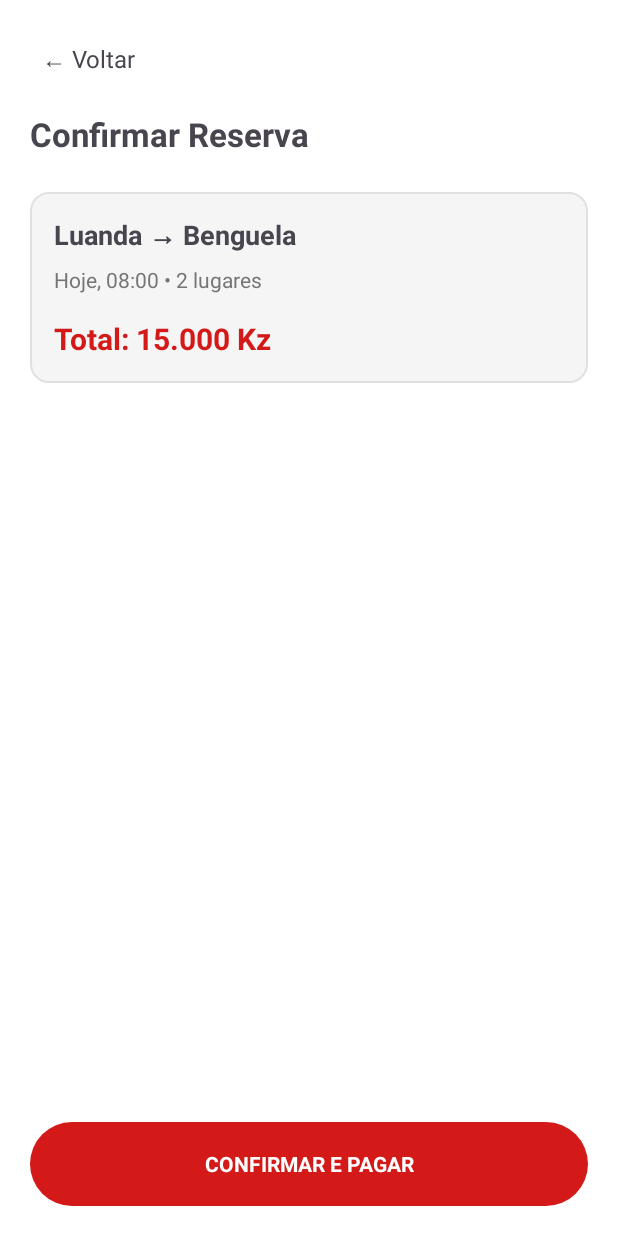
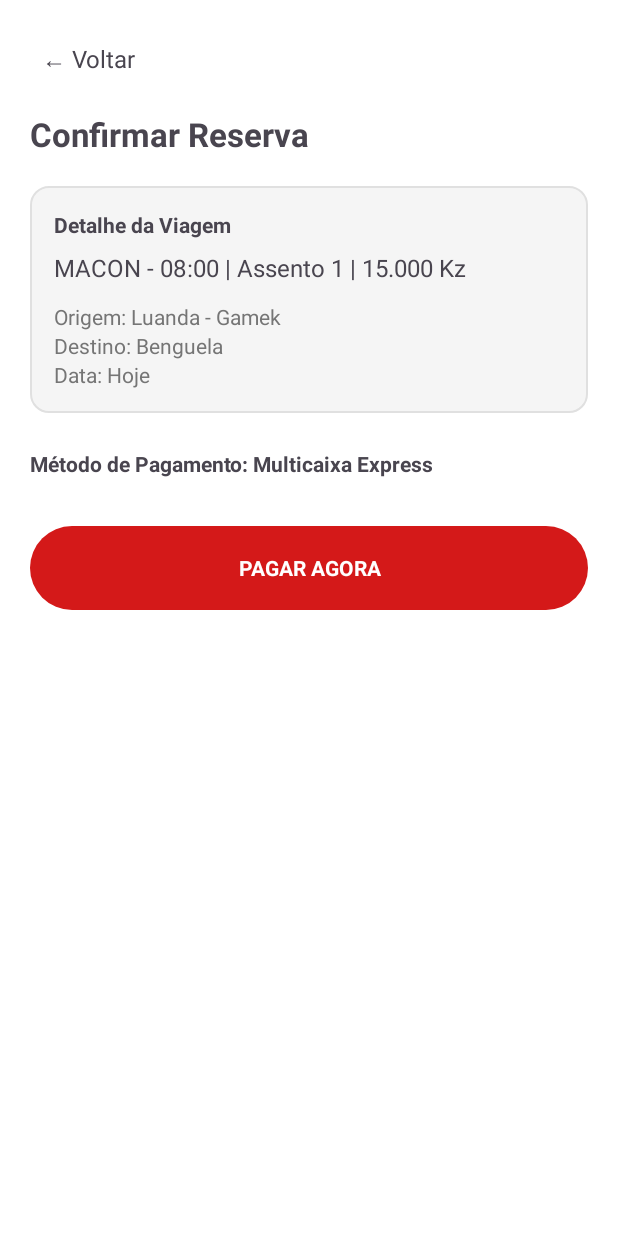
Before and after one commit to novo336/otimo-angola-app, an Android app: the layout activity_reserva.xml on its own in the app's theme, with its tools: preview values and no code run, on a phone screen of 412 x 824 dp. Run offline under Robolectric (Android 15) with nearby library versions, the phone set to English and light mode, and no system bars.

Commit message:
Atualizar o activity_reserva.xml

```diff
--- a/app/src/main/res/layout/activity_reserva.xml
+++ b/app/src/main/res/layout/activity_reserva.xml
@@ -6,31 +6,49 @@
     android:background="#FFFFFF"
     android:padding="20dp">
 
-    <TextView android:id="@+id/btnVoltar1"
+    <TextView android:id="@+id/btnVoltarConfirmar"
         android:layout_width="wrap_content" android:layout_height="wrap_content"
         android:text="← Voltar" android:textSize="16sp" android:padding="8dp"/>
 
     <TextView android:layout_width="wrap_content" android:layout_height="wrap_content"
         android:layout_marginTop="16dp"
-        android:text="Confirmar Reserva" android:textSize="22sp" android:textStyle="bold"/>
+        android:text="Confirmar Reserva"
+        android:textSize="22sp" android:textStyle="bold"/>
 
     <LinearLayout android:layout_width="match_parent" android:layout_height="wrap_content"
-        android:orientation="vertical" android:layout_marginTop="24dp"
+        android:orientation="vertical" android:layout_marginTop="20dp"
         android:background="@drawable/bg_gray_rounded" android:padding="16dp">
 
         <TextView android:layout_width="wrap_content" android:layout_height="wrap_content"
-            android:text="Luanda → Benguela" android:textStyle="bold" android:textSize="18sp"/>
+            android:text="Detalhe da Viagem" android:textStyle="bold"/>
+
+        <TextView android:id="@+id/txtDetalheViagem"
+            android:layout_width="wrap_content" android:layout_height="wrap_content"
+            android:layout_marginTop="8dp"
+            android:text="MACON - 08:00 | Assento 1 | 15.000 Kz"
+            android:textSize="16sp"/>
+
         <TextView android:layout_width="wrap_content" android:layout_height="wrap_content"
-            android:layout_marginTop="8dp" android:text="Hoje, 08:00 • 2 lugares" android:textColor="#757575"/>
+            android:layout_marginTop="12dp"
+            android:text="Origem: Luanda - Gamek"
+            android:textColor="#757575"/>
         <TextView android:layout_width="wrap_content" android:layout_height="wrap_content"
-            android:layout_marginTop="16dp" android:text="Total: 15.000 Kz" android:textSize="20sp" android:textStyle="bold" android:textColor="#D41919"/>
+            android:text="Destino: Benguela"
+            android:textColor="#757575"/>
+        <TextView android:layout_width="wrap_content" android:layout_height="wrap_content"
+            android:text="Data: Hoje"
+            android:textColor="#757575"/>
     </LinearLayout>
 
-    <View android:layout_width="match_parent" android:layout_height="0dp" android:layout_weight="1"/>
+    <TextView android:layout_width="wrap_content" android:layout_height="wrap_content"
+        android:layout_marginTop="24dp"
+        android:text="Método de Pagamento: Multicaixa Express" android:textStyle="bold"/>
 
-    <TextView android:id="@+id/btnConfirmar"
+    <TextView android:id="@+id/btnPagar"
         android:layout_width="match_parent" android:layout_height="56dp"
-        android:background="@drawable/bg_red_rounded"
-        android:text="CONFIRMAR E PAGAR" android:textColor="#FFFFFF"
-        android:textStyle="bold" android:gravity="center"/>
+        android:layout_marginTop="32dp"
+        android:text="PAGAR AGORA" android:gravity="center"
+        android:background="@drawable/bg_red_rounded" android:textColor="#FFFFFF"
+        android:textStyle="bold"/>
+
 </LinearLayout>
```
